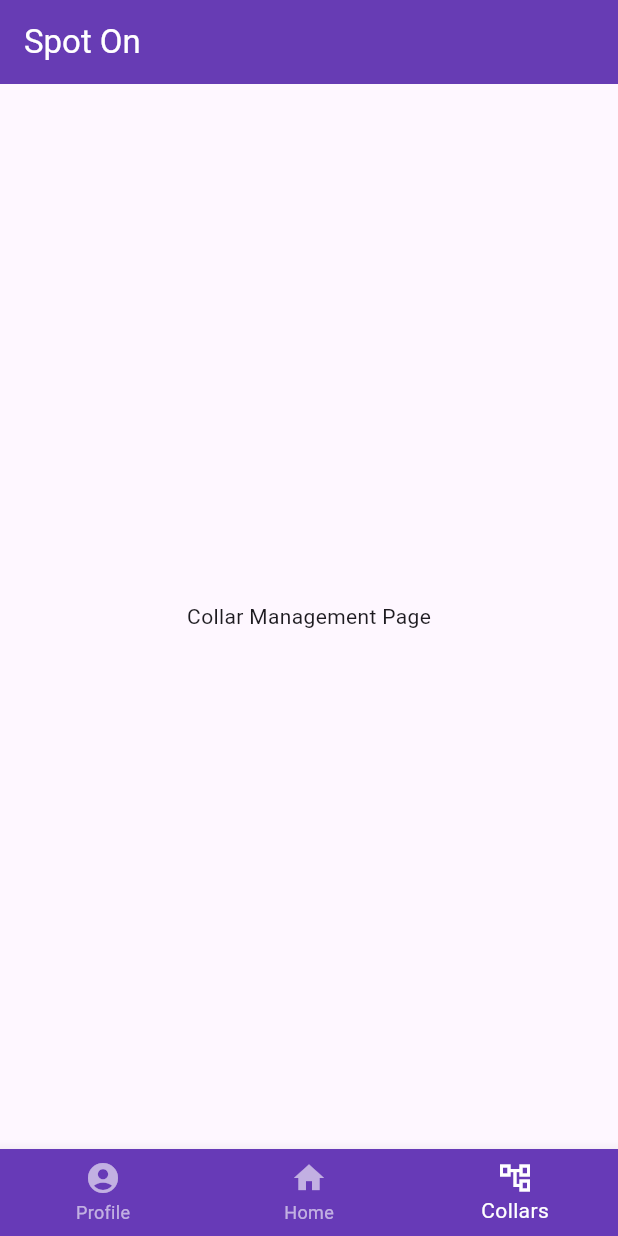
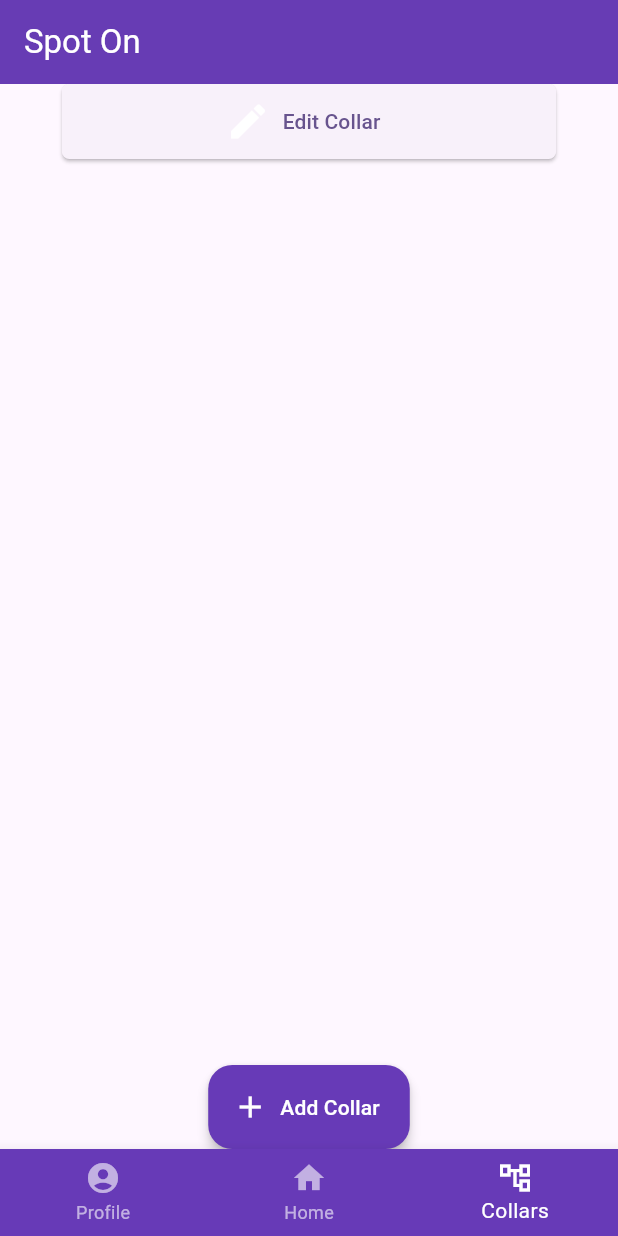
Before and after one commit to tallonch/Dog-Collar-Project, a Flutter app: the screen it shows after launch, item 3 of the bottom bar chosen, on a phone screen of 412 x 824 dp. Run offline on Flutter 3.47's test engine with Material 3 defaults, Android fonts, the light colour scheme and no system bars; our stand-ins replace google_maps_flutter.

Commit message:
collar_management.dart mockup has been completed. Further adjustments to layout may still be needed to make the final look. Functionality still needs to be added. Add Collar button needs to pull up a dialog/form to enter a new dog collar. Edit Dog collar button needs to both show the information relating to a dog collar, and open a dialog/form to edit said data when pressed.

```diff
--- a/lib/screens/collar_management.dart
+++ b/lib/screens/collar_management.dart
@@ -6,9 +6,56 @@ class Collar_Management extends StatelessWidget{
   @override
   Widget build(BuildContext context) {
     return  Scaffold (
-        body: const Center(
-          child: Text('Collar Management Page'),
-        )
+        body: Center(
+          child: Row(
+              children: <Widget>[
+                const Expanded(
+                  flex: 1,
+                  child: Column(),
+                ),
+                Expanded(
+                    flex: 8,
+                    child:
+                      Column(
+                        children: [
+                          ElevatedButton.icon(
+                            onPressed: () {
+                              print("Edit Collar Button Pressed");
+                            },
+                            icon: const Icon(
+                              Icons.edit,
+                              color: Colors.white,
+                              size: 30,
+                            ),
+                            style: ElevatedButton.styleFrom(
+                              shape: RoundedRectangleBorder(
+                                  borderRadius: BorderRadius.circular(5.0)
+                              ),
+                              minimumSize: Size(double.infinity, 50),
+                            ),
+                            label: Text("Edit Collar"),
+                          ),
+                        ],
+                      ),
+                ),
+                const Expanded(
+                  flex: 1,
+                  child: Column(),
+                ),
+              ]
+          ),
+        ),
+        floatingActionButton: FloatingActionButton.extended(
+          onPressed: () {
+            print("Add Collar Button Pressed");
+          },
+          backgroundColor: Colors.deepPurple,
+          icon: const Icon(Icons.add, color: Colors.white,),
+          label: const Text("Add Collar", style: TextStyle(color: Colors.white)),
+          elevation: 3,
+        ),
+        floatingActionButtonLocation: FloatingActionButtonLocation.centerDocked,
+
     );
   }
 }
```
